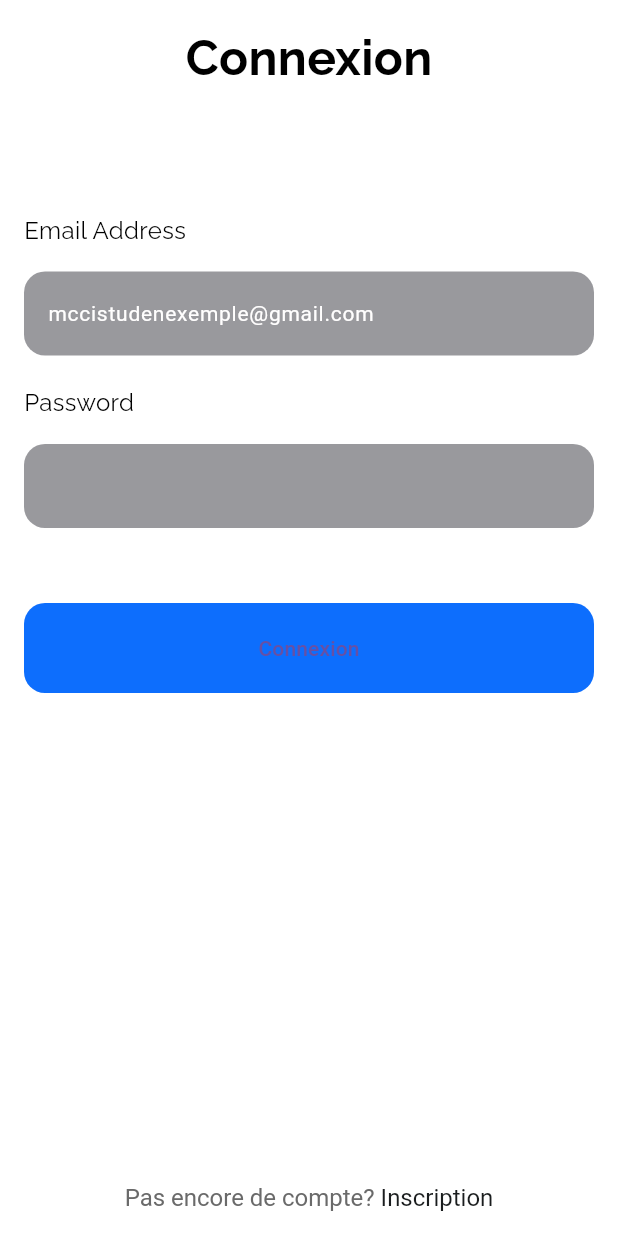
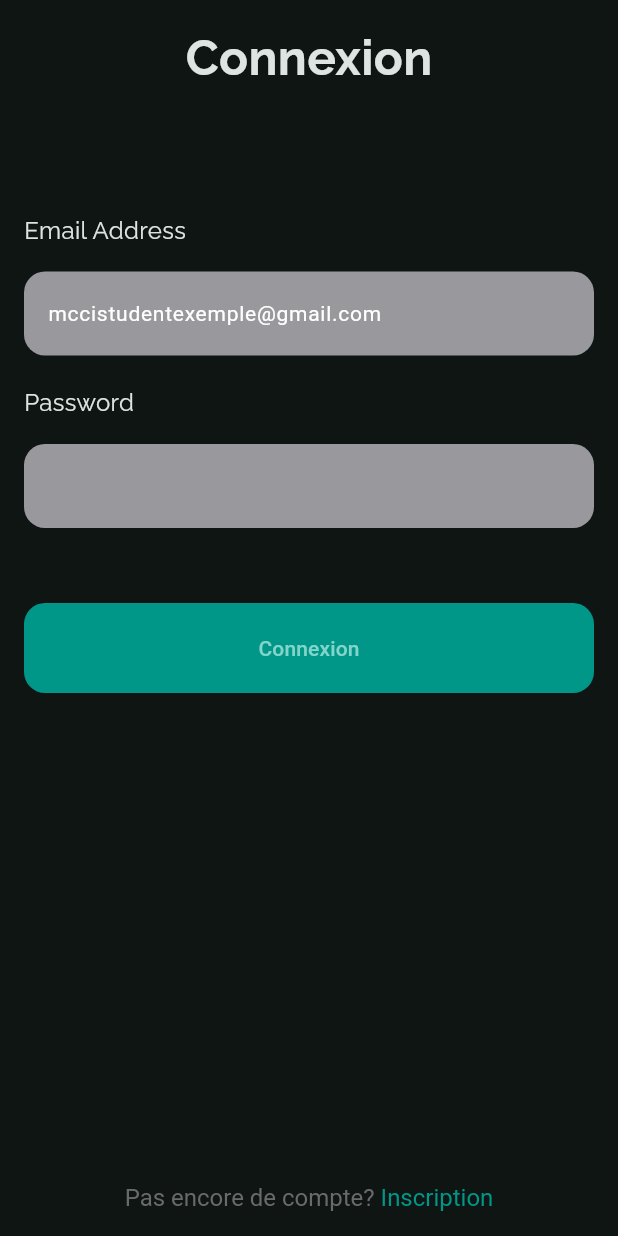
Before and after one commit to AmbiNtsoah/Mobile-report, a Flutter app: the screen it shows after launch, on a phone screen of 412 x 824 dp. Run offline on Flutter 3.47's test engine with Material 3 defaults, Android fonts, the light colour scheme and no system bars; our stand-ins replace firebase_auth, firebase_core, fluttertoast, google_fonts; accounts and stored records are empty.

Commit message:
Change theme of the app

```diff
--- a/lib/main.dart
+++ b/lib/main.dart
@@ -19,6 +19,12 @@
   Widget build(BuildContext context) {
     return MaterialApp(
       title: 'Mobile Report',
+      theme: ThemeData(
+        colorScheme: ColorScheme.fromSeed(
+          seedColor: Colors.teal,
+          brightness: Brightness.dark,
+        ),
+      ),
       home: Login(),
       debugShowCheckedModeBanner: false,
     );
--- a/lib/pages/login_page.dart
+++ b/lib/pages/login_page.dart
@@ -13,8 +13,15 @@ class Login extends StatelessWidget {
 
   @override
   Widget build(BuildContext context) {
-    return Scaffold(
-      backgroundColor: Colors.white,
+    return MaterialApp(
+      debugShowCheckedModeBanner: false,
+      theme: ThemeData(
+        colorScheme: ColorScheme.fromSeed(
+          seedColor: Colors.teal,
+          brightness: Brightness.dark,
+        ),
+      ),
+      home: Scaffold(
         resizeToAvoidBottomInset: true,
         bottomNavigationBar: _signup(context),
         body: SafeArea(
@@ -28,7 +35,6 @@ class Login extends StatelessWidget {
                     'Connexion',
                     style: GoogleFonts.raleway(
                       textStyle: const TextStyle(
-                      color: Colors.black,
                         fontWeight: FontWeight.bold,
                         fontSize: 32,
                       ),
@@ -45,6 +51,7 @@ class Login extends StatelessWidget {
             ),
           ),
         ),
+      ),
     );
   }
 
@@ -58,7 +65,6 @@ class Login extends StatelessWidget {
           'Email Address',
           style: GoogleFonts.raleway(
             textStyle: const TextStyle(
-              color: Colors.black,
               fontWeight: FontWeight.normal,
               fontSize: 16,
             ),
@@ -69,7 +75,7 @@ class Login extends StatelessWidget {
           controller: _emailController,
           decoration: InputDecoration(
             filled: true,
-            hintText: 'mccistudenexemple@gmail.com',
+            hintText: 'mccistudentexemple@gmail.com',
             hintStyle: const TextStyle(
               color: Color.fromARGB(255, 255, 254, 254),
               fontWeight: FontWeight.normal,
@@ -96,7 +102,6 @@ class Login extends StatelessWidget {
           'Password',
           style: GoogleFonts.raleway(
             textStyle: const TextStyle(
-              color: Colors.black,
               fontWeight: FontWeight.normal,
               fontSize: 16,
             ),
@@ -123,7 +128,7 @@ class Login extends StatelessWidget {
   Widget _signin(BuildContext context) {
     return ElevatedButton(
       style: ElevatedButton.styleFrom(
-        backgroundColor: const Color(0xff0D6EFD),
+        backgroundColor: Colors.teal,
         shape: RoundedRectangleBorder(borderRadius: BorderRadius.circular(14)),
         minimumSize: const Size(double.infinity, 60),
         elevation: 0,
@@ -158,7 +163,7 @@ class Login extends StatelessWidget {
             TextSpan(
               text: "Inscription",
               style: const TextStyle(
-                color: Color(0xff1A1D1E),
+                color: Colors.teal,
                 fontWeight: FontWeight.normal,
                 fontSize: 16,
               ),
```
Also changed, not shown: lib/pages/signing_page.dart (+13 -9 lines). Lines whose indentation alone changed are shown as unchanged.
